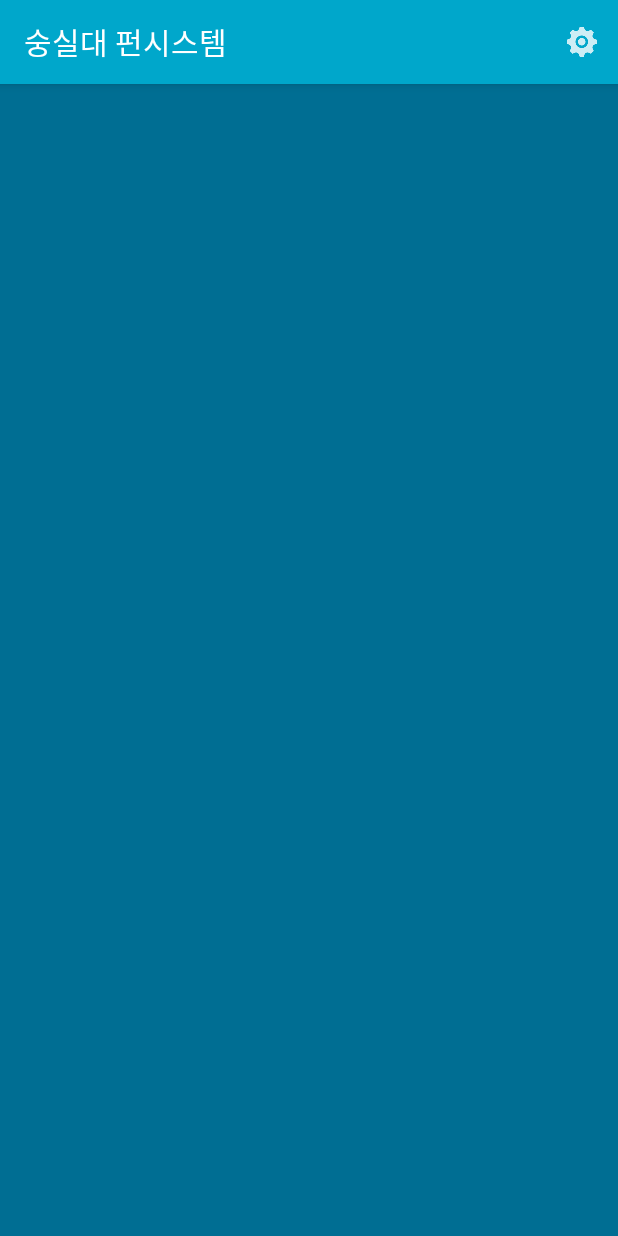
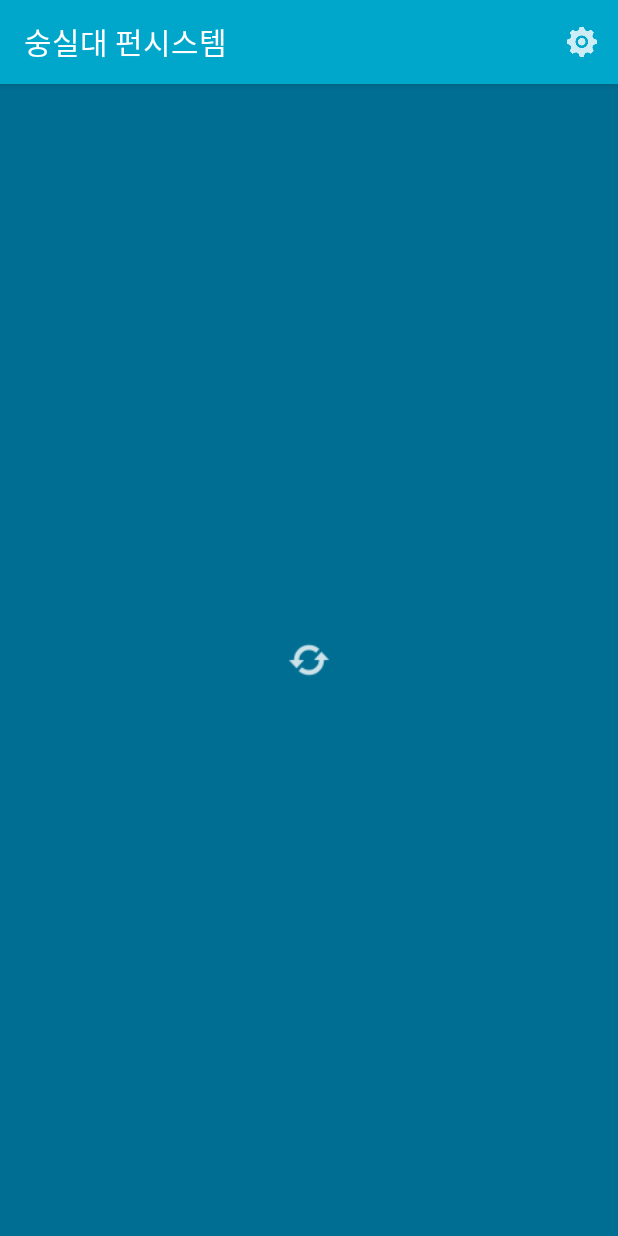
Before and after one commit to peter-shlee/Fun_System_Noti_Android, an Android app: the screen it shows after launch (MainActivity), on a phone screen of 412 x 824 dp. Run offline under Robolectric (Android 15) with nearby library versions, the phone set to English and light mode, and no system bars.

Commit message:
어플 실행 시 로딩 화면 추가
어플 실행 시 프로그램 데이터를 가져와 RecyclerView를 세팅하여 보여주기 까지 로딩 시간이 있습니다.
그 시간동안 화면에 표시할 로딩 화면을 만들었습니다.

```diff
--- a/SoongsilFunNoti/app/src/main/java/com/shlee/soongsilfunnoti/MainActivity.java
+++ b/SoongsilFunNoti/app/src/main/java/com/shlee/soongsilfunnoti/MainActivity.java
@@ -16,6 +16,9 @@ import android.util.Log;
 import android.view.Menu;
 import android.view.MenuItem;
 import android.view.View;
+import android.view.animation.Animation;
+import android.view.animation.AnimationUtils;
+import android.widget.ImageView;
 
 import java.util.ArrayList;
 
@@ -29,6 +32,9 @@ public class MainActivity extends AppCompatActivity {
     RecyclerView recyclerView;
     ArrayList<Program> programArrayList;
     ArrayList<Program> newPrograms;
+
+    private ImageView loadingView;
+    private Animation animation;
 
     private Intent programManagementServiceIntent;
 
@@ -70,6 +76,22 @@ public class MainActivity extends AppCompatActivity {
     protected void onCreate(Bundle savedInstanceState) {
         super.onCreate(savedInstanceState);
         setContentView(R.layout.activity_main);
+
+        loadingView = findViewById(R.id.image_view_loading);
+        animation = AnimationUtils.loadAnimation(this, R.anim.rotate);
+        animation.setAnimationListener(new Animation.AnimationListener() {
+            @Override
+            public void onAnimationStart(Animation animation) {}
+
+            @Override
+            public void onAnimationEnd(Animation animation) {
+                animation.setFillAfter(true);
+            }
+
+            @Override
+            public void onAnimationRepeat(Animation animation) {}
+        });
+        loadingView.startAnimation(animation);
 
         setProgramManagementServiceIntent();
         startService(programManagementServiceIntent);
@@ -223,6 +245,9 @@ public class MainActivity extends AppCompatActivity {
                 if(isCalledFromSwipeRefreshLayout){
                     swipeRefreshLayout.setRefreshing(false);
                     isCalledFromSwipeRefreshLayout = false;
+                } else {
+                    loadingView.setVisibility(View.INVISIBLE);
+                    loadingView.clearAnimation();
                 }
             }
         }
--- /dev/null
+++ b/SoongsilFunNoti/app/src/main/res/anim/rotate.xml
@@ -0,0 +1,11 @@
+<?xml version="1.0" encoding="utf-8"?>
+<rotate xmlns:android="http://schemas.android.com/apk/res/android">
+    <rotate
+        android:duration="1500"
+        android:fromDegrees="360"
+        android:toDegrees="0"
+        android:pivotX="50%"
+        android:pivotY="50%"
+        android:repeatCount="infinite"
+        android:repeatMode="restart"/>
+</rotate>
--- a/SoongsilFunNoti/app/src/main/res/layout/activity_main.xml
+++ b/SoongsilFunNoti/app/src/main/res/layout/activity_main.xml
@@ -1,9 +1,18 @@
 <?xml version="1.0" encoding="utf-8"?>
-<LinearLayout xmlns:android="http://schemas.android.com/apk/res/android"
+<RelativeLayout xmlns:android="http://schemas.android.com/apk/res/android"
     android:layout_width="match_parent"
     android:layout_height="match_parent"
     android:orientation="vertical"
     android:background="#006e93">
+
+    <ImageView
+        android:id="@+id/image_view_loading"
+        android:layout_width="32dp"
+        android:layout_height="32dp"
+        android:layout_centerInParent="true"
+        android:src="@drawable/ic_refresh"
+        android:visibility="visible"
+        android:scaleType="centerCrop"/>
 
     <androidx.swiperefreshlayout.widget.SwipeRefreshLayout
         android:id="@+id/swipe_refresh_layout_main_activity"
@@ -21,4 +30,6 @@
 
 
 
-</LinearLayout>
+
+
+</RelativeLayout>
```
Also changed, not shown: SoongsilFunNoti/app/src/main/res/drawable-hdpi/ic_refresh.png (added), SoongsilFunNoti/app/src/main/res/drawable-mdpi/ic_refresh.png (added), SoongsilFunNoti/app/src/main/res/drawable-xhdpi/ic_refresh.png (added), SoongsilFunNoti/app/src/main/res/drawable-xxhdpi/ic_refresh.png (added), SoongsilFunNoti/app/src/main/res/drawable-xxxhdpi/ic_refresh.png (added).
